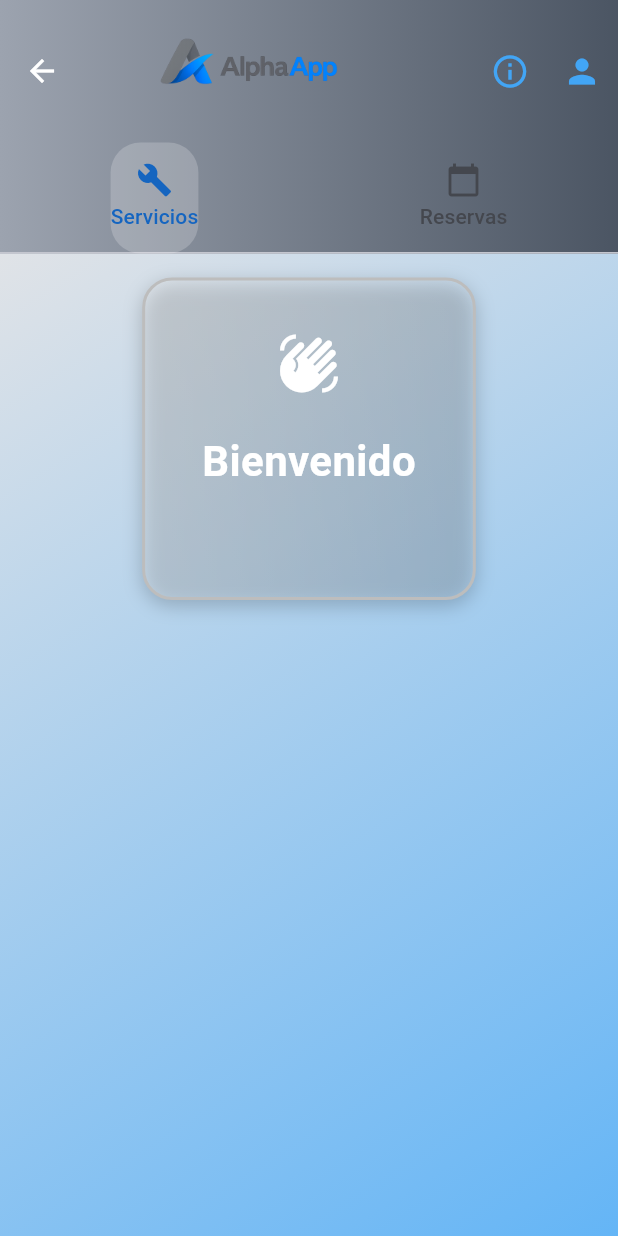
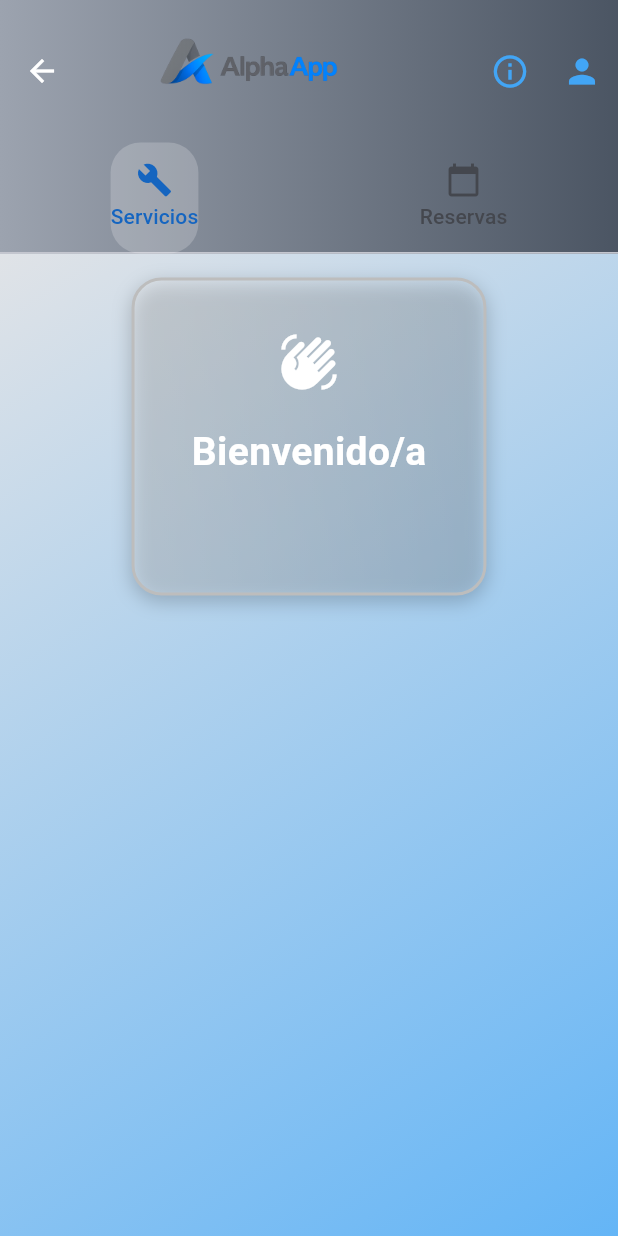
Before and after one commit to amo0037-commits/Grupo-Alpha, a Flutter app: the DashboardPage screen opened by its route, on a phone screen of 412 x 824 dp. Run offline on Flutter 3.47's test engine with Material 3 defaults, Android fonts, the light colour scheme and no system bars; our stand-ins replace animated_text_kit, cloud_firestore, firebase_auth, firebase_core, flutter_spinkit, table_calendar; accounts and stored records are empty.

Commit message:
Update dashboard_page.dart

```diff
--- a/gestion_cliente/lib/screens/dashboard_page.dart
+++ b/gestion_cliente/lib/screens/dashboard_page.dart
@@ -6,7 +6,7 @@ import 'package:cloud_firestore/cloud_firestore.dart';
 import 'package:gestion_cliente/screens/services_screen.dart';
 import 'package:gestion_cliente/screens/profile_page.dart';
 import 'package:intl/intl.dart';
-
+import 'package:flutter/services.dart';
 
 class DashboardPage extends StatefulWidget {
   final List<String> negocios;
@@ -223,7 +223,7 @@ class _DashboardPageState extends State<DashboardPage>
             constraints: BoxConstraints(minHeight: constraints.maxHeight),
             child: Column(
               children: [
-                // HEADER MEJORADO
+                // HEADER
                 Center(
                   child: Container(
                     constraints: BoxConstraints(
@@ -240,7 +240,7 @@ class _DashboardPageState extends State<DashboardPage>
                       ),
                       borderRadius: BorderRadius.circular(20),
                       border: Border.all(
-                        color: Colors.grey.shade400, // borde del contenedor
+                        color: Colors.grey.shade400,
                         width: 2,
                       ),
                       boxShadow: [
@@ -261,11 +261,11 @@ class _DashboardPageState extends State<DashboardPage>
                           border: Border.all(color: Colors.transparent,),
                           borderRadius: BorderRadius.circular(12),
                         ),
-                        child: const Icon(Icons.waving_hand, size: 42, color: Colors.white),
+                        child: const Icon(Icons.waving_hand, size: 40, color: Colors.white),
                       ),
-                      const SizedBox(height: 10),
+                      const SizedBox(height: 8),
 
-                      // Texto "Bienvenido" con borde
+                      // Texto "Bienvenido"
                       Container(
                         padding: const EdgeInsets.symmetric(horizontal: 12, vertical: 4),
                         decoration: BoxDecoration(
@@ -274,17 +274,17 @@ class _DashboardPageState extends State<DashboardPage>
                           borderRadius: BorderRadius.circular(8),
                         ),
                           child: const Text(
-                            'Bienvenido',
+                            'Bienvenido/a',
                             style: TextStyle(
-                              fontSize: 28,
+                              fontSize: 26,
                               fontWeight: FontWeight.bold,
                               color: Colors.white,
                             ),
                           ),
                         ),
-                        const SizedBox(height: 8),
+                        const SizedBox(height: 1),
 
-                        // Email del usuario con borde
+                        // Nombre del usuario
                         Container(
                           padding: const EdgeInsets.symmetric(horizontal: 12, vertical: 4),
                           decoration: BoxDecoration(
@@ -292,13 +292,32 @@ class _DashboardPageState extends State<DashboardPage>
                             border: Border.all(color: Colors.transparent,),
                             borderRadius: BorderRadius.circular(8),
                           ),
-                          child: Text(
-                            user.email ?? '',
-                            textAlign: TextAlign.center,
-                            style: const TextStyle(
-                              fontSize: 16,
-                              color: Colors.white70,
-                            ),
+                          child: FutureBuilder<DocumentSnapshot>(
+                            future: FirebaseFirestore.instance
+                                .collection('users')
+                                .doc(user.uid)
+                                .get(),
+                            builder: (context, snapshot) {
+                              if (!snapshot.hasData) {
+                                return const Text(
+                                  'Cargando...',
+                                  style: TextStyle(color: Colors.white70),
+                                );
+                              }
+
+                              final data = snapshot.data!.data() as Map<String, dynamic>;
+                              final nombre = data['nombre'] ?? '';
+                              final apellidos = data['apellidos'] ?? '';
+
+                              return Text(
+                                '$nombre $apellidos',
+                                textAlign: TextAlign.center,
+                                style: const TextStyle(
+                                  fontSize: 24,
+                                  color: Colors.white70,
+                                ),
+                              );
+                            },
                           ),
                         ),
                       ],
@@ -415,6 +434,7 @@ class _DashboardPageState extends State<DashboardPage>
                                 );
 
                                 if (confirm == true) {
+                                    HapticFeedback.mediumImpact(); // Vibración ligera al confirmar eliminación
                                     try {
                                       await FirebaseFirestore.instance
                                         .collection('reservas')
```
